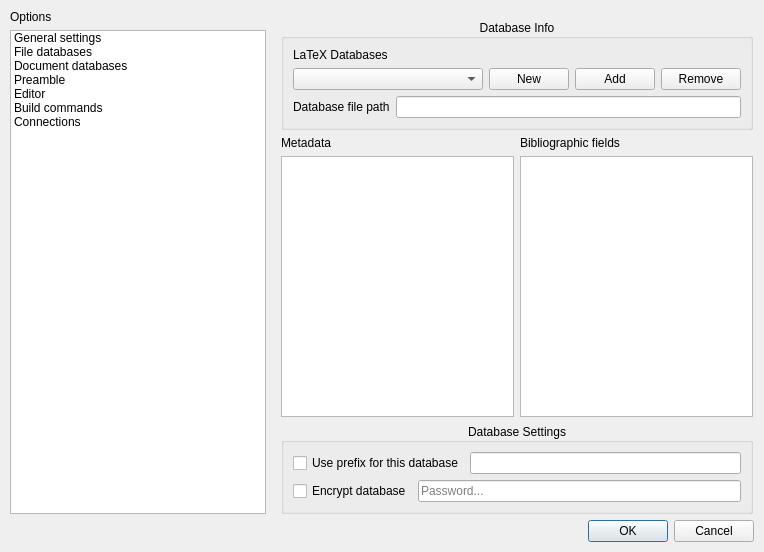
Qt form datatex/paths.ui (CSMathematics/DataTex) before a commit.
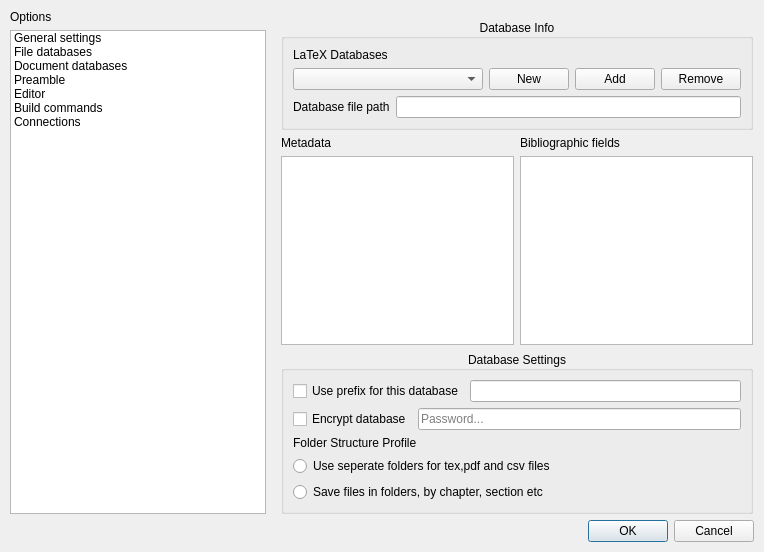
The same form after that commit. The open tabs and pages were chosen to show the change. Icons and pictures are not drawn. Custom widgets are drawn as their Qt base class.

```diff
--- a/datatex/paths.ui
+++ b/datatex/paths.ui
@@ -519,6 +519,31 @@
             </item>
            </layout>
           </item>
+          <item>
+           <widget class="QLabel" name="label">
+            <property name="text">
+             <string>Folder Structure Profile</string>
+            </property>
+           </widget>
+          </item>
+          <item>
+           <layout class="QVBoxLayout" name="verticalLayout_7">
+            <item>
+             <widget class="QRadioButton" name="radioButton_2">
+              <property name="text">
+               <string>Use seperate folders for tex,pdf and csv files</string>
+              </property>
+             </widget>
+            </item>
+            <item>
+             <widget class="QRadioButton" name="radioButton">
+              <property name="text">
+               <string>Save files in folders, by chapter, section etc</string>
+              </property>
+             </widget>
+            </item>
+           </layout>
+          </item>
          </layout>
         </widget>
        </item>
```
Left out of the diff: 41 changed lines with no effect on the pictures.
